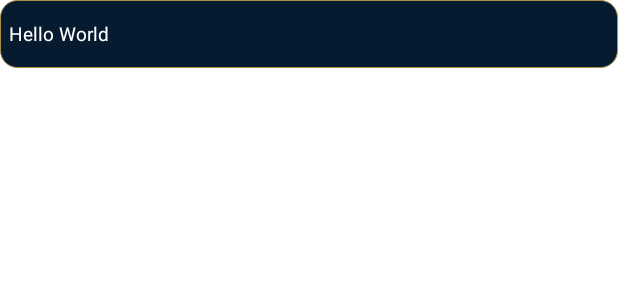
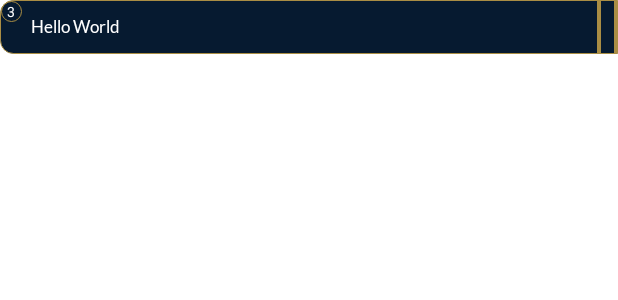
Before and after one commit to EnzoHsieh-Android/CitrusAc, an Android app: the layout item_memo.xml on its own in the app's theme, with its tools: preview values and no code run, on a phone screen of 412 x 824 dp. Shown: the top 300 px of the screen. Run offline under Robolectric (Android 15) with nearby library versions, the phone set to English and light mode, and no system bars.

```diff
--- a/app/src/main/AndroidManifest.xml
+++ b/app/src/main/AndroidManifest.xml
@@ -40,8 +40,9 @@
         </activity>
         <activity
             android:name=".present.main.MainActivity"
-            android:exported="true">
-        </activity>
+            android:configChanges="keyboardHidden"
+            android:exported="true"
+            android:windowSoftInputMode="adjustPan|stateHidden"></activity>
     </application>
 
 </manifest>
--- a/app/src/main/java/com/citrus/citrusac/present/current/CurrentFragment.kt
+++ b/app/src/main/java/com/citrus/citrusac/present/current/CurrentFragment.kt
@@ -22,7 +22,6 @@ import com.citrus.remote.vo.AccessLatest
 import com.citrus.remote.vo.Reservation
 import com.citrus.util.Constants
 import com.citrus.util.Constants.getFromServerTime
-import com.citrus.util.Constants.getResServerTime
 import com.citrus.util.base.BaseFragment
 import com.citrus.util.ext.lifecycleFlow
 import com.citrus.util.ext.showErrDialog
--- a/app/src/main/java/com/citrus/util/base/BaseActivity.kt
+++ b/app/src/main/java/com/citrus/util/base/BaseActivity.kt
@@ -70,6 +70,7 @@ abstract class BaseActivity<VB : ViewBinding>(private val inflate: InflateActivi
         return super.dispatchTouchEvent(ev)
     }
 
+
     fun setFullScreen() {
         val decorView = setSystemUiVisibilityMode()
         decorView.setOnSystemUiVisibilityChangeListener {
--- a/app/src/main/res/drawable/bg_white.xml
+++ b/app/src/main/res/drawable/bg_white.xml
@@ -4,9 +4,12 @@
     <item>
         <shape android:shape="rectangle">
             <padding android:top="1dp" android:bottom="1dp" android:left="1dp" android:right="1dp"/>
-            <corners android:radius="@dimen/dp_20" />
+            <corners
+                android:topLeftRadius="@dimen/dp_15"
+                android:bottomLeftRadius="@dimen/dp_15"
+                />
             <solid android:color="@color/colorPrimaryDark" />
-            <stroke android:width="@dimen/dp_1" android:color="@color/colorGoldDeep" />
+            <stroke android:width="@dimen/dp_1_5" android:color="@color/colorGoldDeep" />
         </shape>
     </item>
 
--- /dev/null
+++ b/app/src/main/res/drawable/button_gold_45.xml
@@ -0,0 +1,12 @@
+<?xml version="1.0" encoding="utf-8"?>
+<selector xmlns:android="http://schemas.android.com/apk/res/android">
+
+    <item>
+        <shape android:shape="rectangle">
+            <corners android:radius="@dimen/dp_15" />
+
+            <stroke android:width="@dimen/dp_1_5" android:color="@color/colorGoldDeep" />
+        </shape>
+    </item>
+
+</selector>
--- a/app/src/main/res/layout/item_memo.xml
+++ b/app/src/main/res/layout/item_memo.xml
@@ -1,25 +1,70 @@
 <?xml version="1.0" encoding="utf-8"?>
 <androidx.constraintlayout.widget.ConstraintLayout xmlns:android="http://schemas.android.com/apk/res/android"
+    xmlns:app="http://schemas.android.com/apk/res-auto"
     android:layout_width="match_parent"
     android:layout_height="wrap_content"
-    xmlns:app="http://schemas.android.com/apk/res-auto"
     android:layout_marginBottom="@dimen/dp_10"
-    >
+    android:background="@drawable/bg_white">
+
+    <TextView
+        android:id="@+id/tvSeq"
+        android:layout_width="@dimen/dp_25"
+        android:layout_height="@dimen/dp_25"
+        android:layout_gravity="center"
+        android:background="@drawable/button_gold_45"
+        android:elevation="@dimen/dp_10"
+        android:gravity="center"
+        android:text="3"
+        android:textColor="@color/colorWhite"
+        android:textSize="@dimen/dp_16"
+        app:layout_constraintStart_toStartOf="parent"
+        app:layout_constraintTop_toTopOf="parent" />
+
 
     <TextView
         android:id="@+id/tvMemo"
-        app:layout_constraintStart_toStartOf="parent"
-        app:layout_constraintTop_toTopOf="parent"
-        android:layout_width="match_parent"
+        android:layout_width="0dp"
         android:layout_height="wrap_content"
+        android:layout_marginStart="@dimen/dp_5"
+        android:layout_marginEnd="@dimen/dp_5"
+        android:fontFamily="@font/lato"
+        android:gravity="start|center"
+        android:maxLines="2"
+        android:minLines="2"
+        android:padding="@dimen/dp_6"
         android:text="Hello World"
-        android:textSize="@dimen/dp_22"
-        android:minLines="2"
-        android:maxLines="2"
-        android:gravity="start|center"
-        android:padding="@dimen/dp_10"
-        android:background="@drawable/bg_white"
         android:textColor="@color/white"
+        android:textSize="@dimen/dp_20"
+        app:layout_constraintEnd_toStartOf="@+id/viewLine"
+        app:layout_constraintStart_toEndOf="@+id/tvSeq"
+        app:layout_constraintTop_toTopOf="parent" />
+
+    <View
+        android:id="@+id/viewLine"
+        android:layout_width="@dimen/dp_5"
+        android:layout_height="0dp"
+        app:layout_constraintBottom_toBottomOf="@+id/tvMemo"
+        app:layout_constraintEnd_toEndOf="@+id/guideline2"
+        app:layout_constraintStart_toStartOf="@+id/guideline2"
+        app:layout_constraintTop_toTopOf="@+id/tvMemo"
+        android:background="@color/colorGoldDeep"
         />
 
+    <View
+        android:id="@+id/viewLine2"
+        android:layout_width="@dimen/dp_3_5"
+        android:layout_height="0dp"
+        app:layout_constraintBottom_toBottomOf="@+id/tvMemo"
+        app:layout_constraintEnd_toEndOf="parent"
+        app:layout_constraintTop_toTopOf="@+id/tvMemo"
+        android:background="@color/colorGoldDeep"
+        />
+
+    <androidx.constraintlayout.widget.Guideline
+        android:id="@+id/guideline2"
+        android:layout_width="wrap_content"
+        android:layout_height="wrap_content"
+        android:orientation="vertical"
+        app:layout_constraintGuide_percent="0.97" />
+
 </androidx.constraintlayout.widget.ConstraintLayout>
```
Also changed, not shown: app/src/main/java/com/citrus/citrusac/present/current/adapter/MemoAdapter.kt (+12 -0 lines), app/src/main/java/com/citrus/citrusac/present/main/MainActivity.kt (+43 -1 lines), app/src/main/java/com/citrus/util/phycicalScanner/ScanKeyManager.kt (added, +88 -0 lines), app/src/main/java/com/citrus/util/phycicalScanner/SoftKeyBoardListener.kt (added, +64 -0 lines), app/src/main/res/layout/fragment_current.xml (+18 -16 lines), build.gradle (+4 -5 lines).
